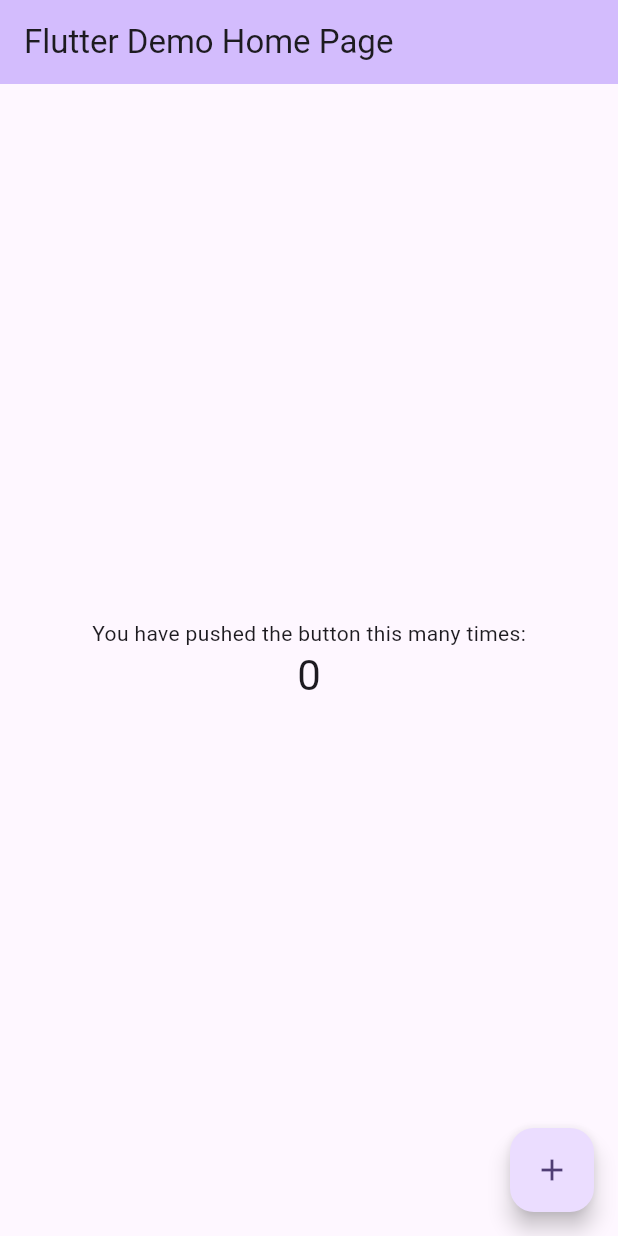
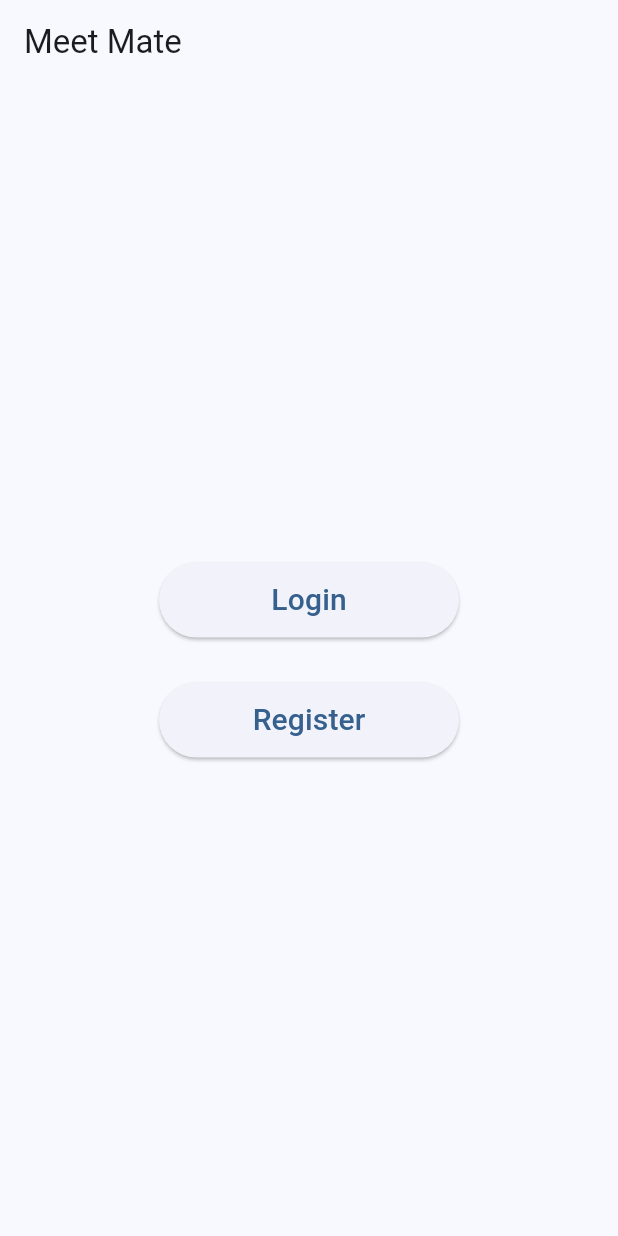
Before and after one commit to pol-valero/meetmate-flutter-app, a Flutter app: the screen it shows after launch, on a phone screen of 412 x 824 dp. Run offline on Flutter 3.47's test engine with Material 3 defaults, Android fonts, the phone set to English and light mode, and no system bars; our stand-ins replace firebase_auth, firebase_core; accounts and stored records are empty.

```diff
--- /dev/null
+++ b/firestore.indexes.json
@@ -0,0 +1,4 @@
+{
+  "indexes": [],
+  "fieldOverrides": []
+}
--- a/lib/main.dart
+++ b/lib/main.dart
@@ -1,53 +1,35 @@
 import 'package:flutter/material.dart';
+import 'package:firebase_core/firebase_core.dart';
+import 'firebase_options.dart';
+import 'register.dart';
+import 'login.dart';
 
-void main() {
+void main() async {
+  WidgetsFlutterBinding.ensureInitialized();
+  await Firebase.initializeApp(
+    options: DefaultFirebaseOptions.currentPlatform,
+  );
   runApp(const MyApp());
 }
 
 class MyApp extends StatelessWidget {
   const MyApp({super.key});
 
-  // This widget is the root of your application.
   @override
   Widget build(BuildContext context) {
     return MaterialApp(
-      title: 'Flutter Demo',
+      title: 'Meet Mate',
       theme: ThemeData(
-        // This is the theme of your application.
-        //
-        // TRY THIS: Try running your application with "flutter run". You'll see
-        // the application has a purple toolbar. Then, without quitting the app,
-        // try changing the seedColor in the colorScheme below to Colors.green
-        // and then invoke "hot reload" (save your changes or press the "hot
-        // reload" button in a Flutter-supported IDE, or press "r" if you used
-        // the command line to start the app).
-        //
-        // Notice that the counter didn't reset back to zero; the application
-        // state is not lost during the reload. To reset the state, use hot
-        // restart instead.
-        //
-        // This works for code too, not just values: Most code changes can be
-        // tested with just a hot reload.
-        colorScheme: ColorScheme.fromSeed(seedColor: Colors.deepPurple),
+        colorScheme: ColorScheme.fromSeed(seedColor: Colors.blue),
         useMaterial3: true,
       ),
-      home: const MyHomePage(title: 'Flutter Demo Home Page'),
+      home: const MyHomePage(title: 'Meet Mate'),
     );
   }
 }
 
 class MyHomePage extends StatefulWidget {
   const MyHomePage({super.key, required this.title});
-
-  // This widget is the home page of your application. It is stateful, meaning
-  // that it has a State object (defined below) that contains fields that affect
-  // how it looks.
-
-  // This class is the configuration for the state. It holds the values (in this
-  // case the title) provided by the parent (in this case the App widget) and
-  // used by the build method of the State. Fields in a Widget subclass are
-  // always marked "final".
-
   final String title;
 
   @override
@@ -55,71 +37,48 @@ class MyHomePage extends StatefulWidget {
 }
 
 class _MyHomePageState extends State<MyHomePage> {
-  int _counter = 0;
-
-  void _incrementCounter() {
-    setState(() {
-      // This call to setState tells the Flutter framework that something has
-      // changed in this State, which causes it to rerun the build method below
-      // so that the display can reflect the updated values. If we changed
-      // _counter without calling setState(), then the build method would not be
-      // called again, and so nothing would appear to happen.
-      _counter++;
-    });
-  }
 
   @override
   Widget build(BuildContext context) {
-    // This method is rerun every time setState is called, for instance as done
-    // by the _incrementCounter method above.
-    //
-    // The Flutter framework has been optimized to make rerunning build methods
-    // fast, so that you can just rebuild anything that needs updating rather
-    // than having to individually change instances of widgets.
     return Scaffold(
       appBar: AppBar(
-        // TRY THIS: Try changing the color here to a specific color (to
-        // Colors.amber, perhaps?) and trigger a hot reload to see the AppBar
-        // change color while the other colors stay the same.
-        backgroundColor: Theme.of(context).colorScheme.inversePrimary,
-        // Here we take the value from the MyHomePage object that was created by
-        // the App.build method, and use it to set our appbar title.
         title: Text(widget.title),
       ),
       body: Center(
-        // Center is a layout widget. It takes a single child and positions it
-        // in the middle of the parent.
         child: Column(
-          // Column is also a layout widget. It takes a list of children and
-          // arranges them vertically. By default, it sizes itself to fit its
-          // children horizontally, and tries to be as tall as its parent.
-          //
-          // Column has various properties to control how it sizes itself and
-          // how it positions its children. Here we use mainAxisAlignment to
-          // center the children vertically; the main axis here is the vertical
-          // axis because Columns are vertical (the cross axis would be
-          // horizontal).
-          //
-          // TRY THIS: Invoke "debug painting" (choose the "Toggle Debug Paint"
-          // action in the IDE, or press "p" in the console), to see the
-          // wireframe for each widget.
           mainAxisAlignment: MainAxisAlignment.center,
           children: <Widget>[
-            const Text(
-              'You have pushed the button this many times:',
+            Container(
+              margin: const EdgeInsets.all(15),
+              width: 200,
+              height: 50,
+              child: ElevatedButton(
+                onPressed: () {
+                  Navigator.push(
+                    context,
+                    MaterialPageRoute(builder: (context) => LoginView()),
+                  );
+                },
+                child: const Text('Login', style: TextStyle(fontSize: 20)),
+              ),
             ),
-            Text(
-              '$_counter',
-              style: Theme.of(context).textTheme.headlineMedium,
+            Container(
+              margin: const EdgeInsets.all(15),
+              width: 200,
+              height: 50,
+              child: ElevatedButton(
+                onPressed: () {
+                  Navigator.push(
+                    context,
+                    MaterialPageRoute(builder: (context) => RegisterView()),
+                  );
+                },
+                child: const Text('Register', style: TextStyle(fontSize: 20)),
+              ),
             ),
           ],
         ),
       ),
-      floatingActionButton: FloatingActionButton(
-        onPressed: _incrementCounter,
-        tooltip: 'Increment',
-        child: const Icon(Icons.add),
-      ), // This trailing comma makes auto-formatting nicer for build methods.
     );
   }
 }
--- a/pubspec.yaml
+++ b/pubspec.yaml
@@ -35,6 +35,8 @@ dependencies:
   # The following adds the Cupertino Icons font to your application.
   # Use with the CupertinoIcons class for iOS style icons.
   cupertino_icons: ^1.0.2
+  firebase_core: ^2.24.2
+  firebase_auth: ^4.15.3
 
 dev_dependencies:
   flutter_test:
```
Also changed, not shown: lib/chat.dart (added, +18 -0 lines), lib/login.dart (added, +91 -0 lines), lib/register.dart (added, +118 -0 lines), assets/logo_meetmate.png (added), firebase.json (added), lib/firebase_options.dart (added), pubspec.lock, 5 other files.
